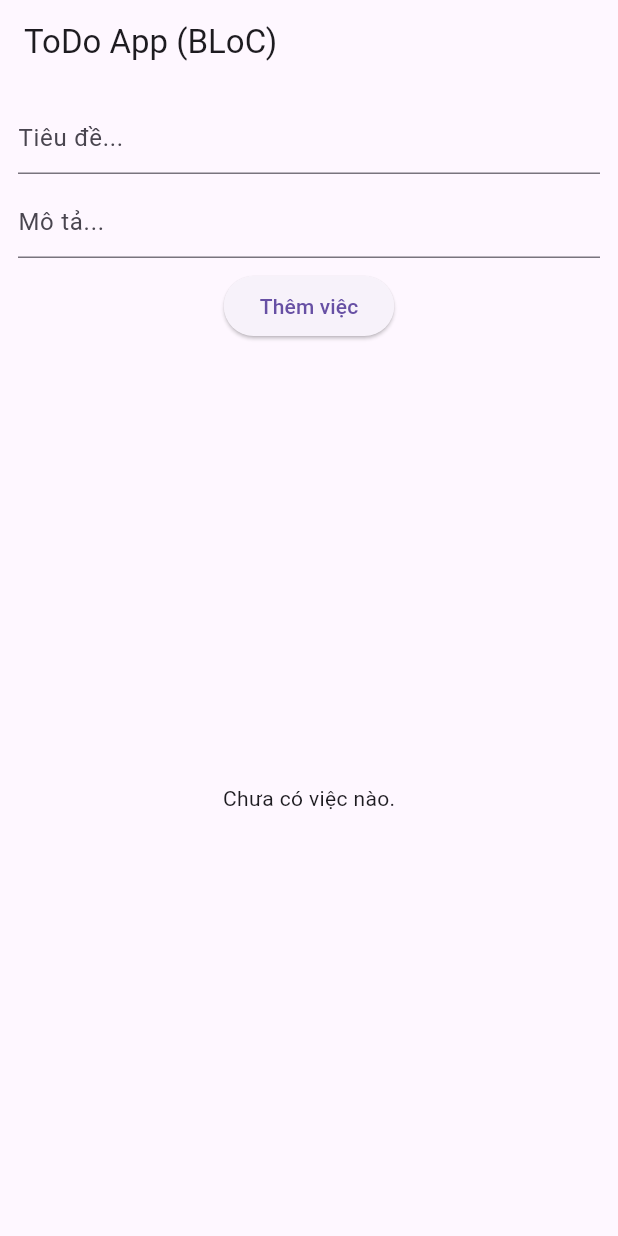
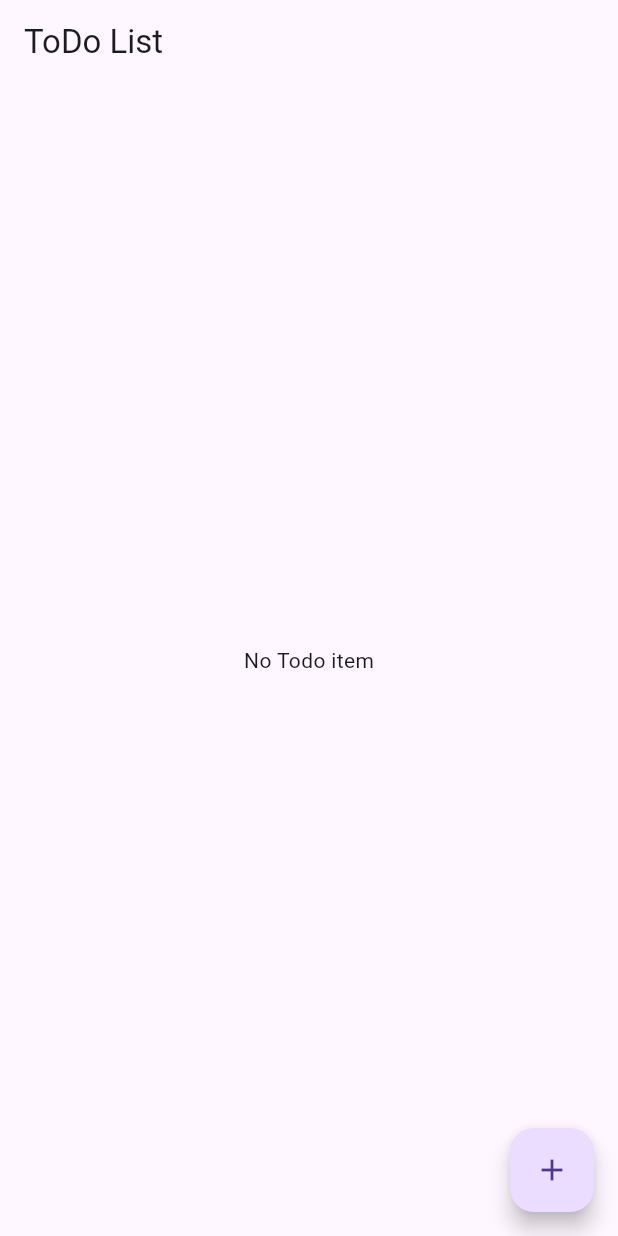
Before and after one commit to DangDiem45/FlutterTraining, a Flutter app: the screen it shows after launch, on a phone screen of 412 x 824 dp. Run offline on Flutter 3.47's test engine with Material 3 defaults, Android fonts, the phone set to English and light mode, and no system bars; our stand-ins replace bloc, cached_network_image, dartz, dio, equatable, flutter_bloc and 4 more; generated files the repository leaves out were written again.

Commit message:
update ci/cd

```diff
--- a/state_management/lib/main.dart
+++ b/state_management/lib/main.dart
@@ -9,51 +9,30 @@ void main() {
 }
 
 class MyApp extends StatelessWidget {
-  final TextEditingController _titleController = TextEditingController();
-  final TextEditingController _descController = TextEditingController();
+  const MyApp({super.key});
 
   @override
   Widget build(BuildContext context) {
     return MaterialApp(
-      title: 'ToDo BLoC',
-      home: Scaffold(
-        appBar: AppBar(title: const Text('ToDo App (BLoC)')),
-        body: Column(
-          children: [
-            Padding(
-              padding: const EdgeInsets.all(12),
-              child: Column(
-                children: [
-                  TextField(
-                    controller: _titleController,
-                    decoration: const InputDecoration(hintText: 'Tiêu đề...'),
-                  ),
-                  const SizedBox(height: 8),
-                  TextField(
-                    controller: _descController,
-                    decoration: const InputDecoration(hintText: 'Mô tả...'),
-                  ),
-                  const SizedBox(height: 8),
-                  ElevatedButton(
-                    onPressed: () {
-                      final title = _titleController.text.trim();
-                      final desc = _descController.text.trim();
-                      if (title.isNotEmpty) {
-                        context.read<TodoBloc>().add(AddToDo(title, desc));
-                        _titleController.clear();
-                        _descController.clear();
+      title: 'ToDo App',
+      theme: ThemeData(primaryColor: Colors.blue),
+      debugShowCheckedModeBanner: false,
+      home: TodoList(),
+    );
   }
-                    },
-                    child: const Text('Thêm việc'),
-                  ),
-                ],
-              ),
-            ),
-            Expanded(
-              child: BlocBuilder<TodoBloc, ToDoState>(
+}
+
+class TodoList extends StatelessWidget {
+  const TodoList({super.key});
+
+  @override
+  Widget build(BuildContext context) {
+    return Scaffold(
+      appBar: AppBar(title: Text("ToDo List")),
+      body: BlocBuilder<TodoBloc, ToDoState>(
         builder: (context, state) {
           if (state.todos.isEmpty) {
-                    return const Center(child: Text('Chưa có việc nào.'));
+            return Center(child: Text('No Todo item'));
           }
           return ListView.builder(
             itemCount: state.todos.length,
@@ -69,26 +48,91 @@ class MyApp extends StatelessWidget {
                 title: Text(
                   todo.title,
                   style: TextStyle(
-                            decoration:
-                                todo.isDone ? TextDecoration.lineThrough : null,
+                    decoration: todo.isDone ? TextDecoration.lineThrough : null,
                   ),
                 ),
                 subtitle: Text(todo.description),
                 trailing: IconButton(
-                          icon: const Icon(Icons.delete),
                   onPressed: () {
                     context.read<TodoBloc>().add(RemoveToDo(index));
                   },
+                  icon: Icon(Icons.delete, color: Colors.red),
                 ),
               );
             },
           );
         },
       ),
-            ),
-          ],
-        ),
+      floatingActionButton: FloatingActionButton(
+        onPressed: () {
+          Navigator.push(
+            context,
+            MaterialPageRoute(builder: (context) => TodoApp()),
+          );
+        },
+        child: Icon(Icons.add),
       ),
     );
   }
 }
+
+class TodoApp extends StatefulWidget {
+  const TodoApp({super.key});
+
+  @override
+  State<TodoApp> createState() => _TodoAppState();
+}
+
+class _TodoAppState extends State<TodoApp> {
+  final TextEditingController _titleController = TextEditingController();
+  final TextEditingController _descriptionController = TextEditingController();
+
+  void _submit() {
+    final title = _titleController.text.trim();
+    final description = _descriptionController.text.trim();
+
+    if (title.isEmpty) {
+      ScaffoldMessenger.of(
+        context,
+      ).showSnackBar(SnackBar(content: Text('Title cannot be empty')));
+      return;
+    }
+
+    context.read<TodoBloc>().add(AddToDo(title, description));
+    Navigator.pop(context);
+  }
+
+  @override
+  Widget build(BuildContext context) {
+    return Scaffold(
+      appBar: AppBar(title: Text("ToDo App")),
+      body: Column(
+        children: [
+          TextFormField(
+            controller: _titleController,
+            decoration: InputDecoration(
+              labelText: 'Title',
+              hintText: 'Enter title',
+            ),
+          ),
+          SizedBox(height: 20),
+          TextFormField(
+            controller: _descriptionController,
+            decoration: InputDecoration(
+              labelText: 'Description',
+              hintText: 'Enter description',
+            ),
+          ),
+          SizedBox(height: 20),
+          Center(
+            child: ElevatedButton(
+              onPressed: _submit,
+              style: ElevatedButton.styleFrom(backgroundColor: Colors.blue),
+              child: Text('Add ToDo', style: TextStyle(color: Colors.black)),
+            ),
+          ),
+        ],
+      ),
+    );
+  }
+}
```
Also changed, not shown: 1 other file. Lines whose indentation alone changed are shown as unchanged.
